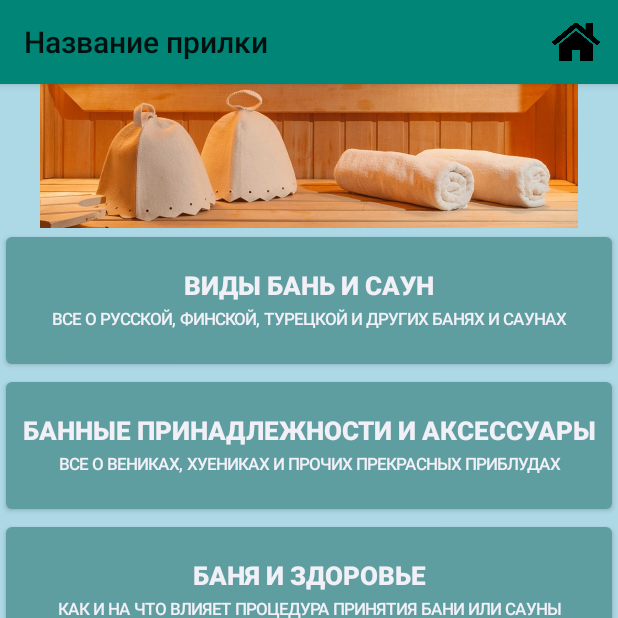
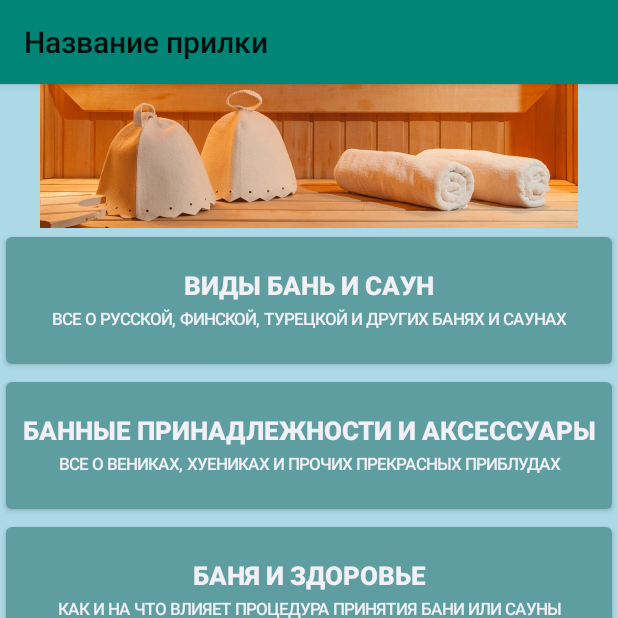
Before and after one commit to klon6494/Bathhouse, an Android app: the screen it shows after launch (PatternMenuActivity), on a phone screen of 412 x 824 dp, the top half of it. Run offline under Robolectric (Android 15) with nearby library versions, the phone set to English and light mode, and no system bars.

Commit message:
Убрана кнопка "Домой" с главного экрана, исправлен баг с неправильным рандомом кнопок

```diff
--- a/app/src/main/java/com/example/bathhouse/DataBaseHelper.java
+++ b/app/src/main/java/com/example/bathhouse/DataBaseHelper.java
@@ -157,7 +157,7 @@ public class DataBaseHelper extends SQLiteOpenHelper {
     {
         int numRows = (int)DatabaseUtils.queryNumEntries(myDataBase, "main");
         Random r = new Random();
-        int rId = r.nextInt(numRows);
+        int rId = r.nextInt(numRows-1)+1;
         Cursor query =  myDataBase.query(TABLE_NAME, null, ID + "=" + String.valueOf(rId), null, null, null, ID);
         DBItem item = new DBItem();
         if (query.moveToFirst()) {
--- a/app/src/main/java/com/example/bathhouse/PatternMenuActivity.java
+++ b/app/src/main/java/com/example/bathhouse/PatternMenuActivity.java
@@ -68,6 +68,7 @@ public class PatternMenuActivity extends AppCompatActivity {
 
         getValues();
         fillWindow();
+
     }
 
     public void onBackPressed() {
@@ -128,7 +129,6 @@ public class PatternMenuActivity extends AppCompatActivity {
     {
         if(m_currentItem.id < 1) {
             setTitle("Название прилки");
-            findViewById(R.id.home_button);
         }
         else {
             setTitle(m_currentItem.name);
@@ -242,6 +242,11 @@ public class PatternMenuActivity extends AppCompatActivity {
     public boolean onCreateOptionsMenu(Menu menu) {
         MenuInflater inflater = getMenuInflater();
         inflater.inflate(R.menu.menu, menu);
+        if(m_currentId < 1)
+        {
+            MenuItem item = menu.findItem(R.id.home_button);
+            item.setVisible(false);
+        }
         return true;
     }
 
```
